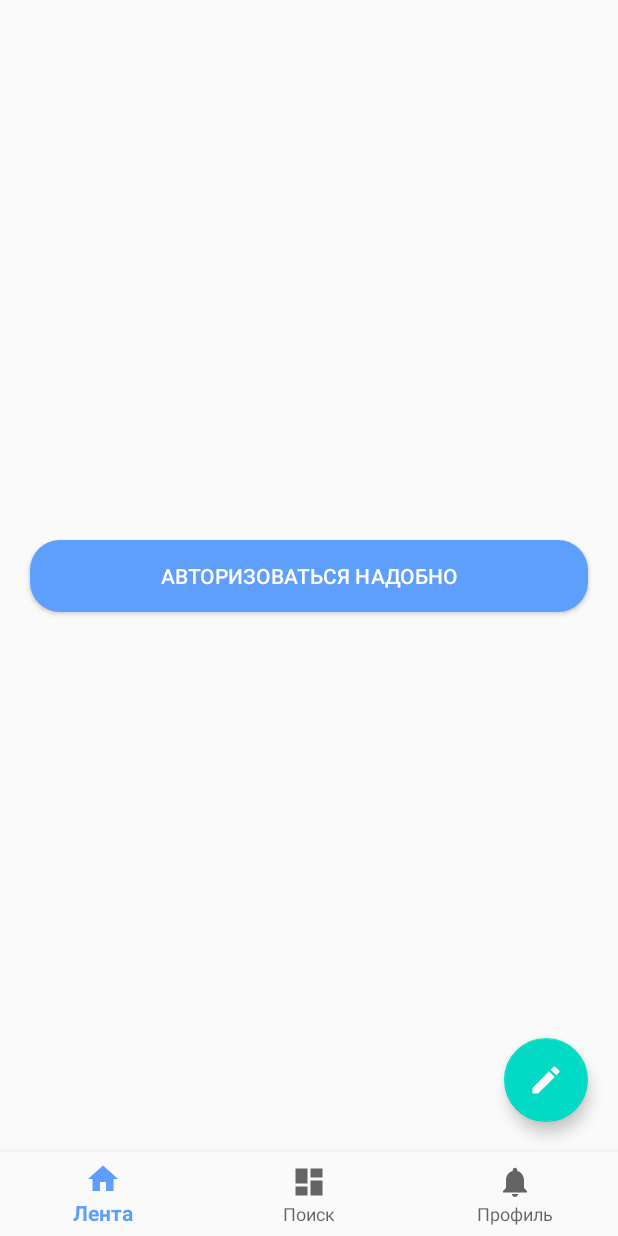
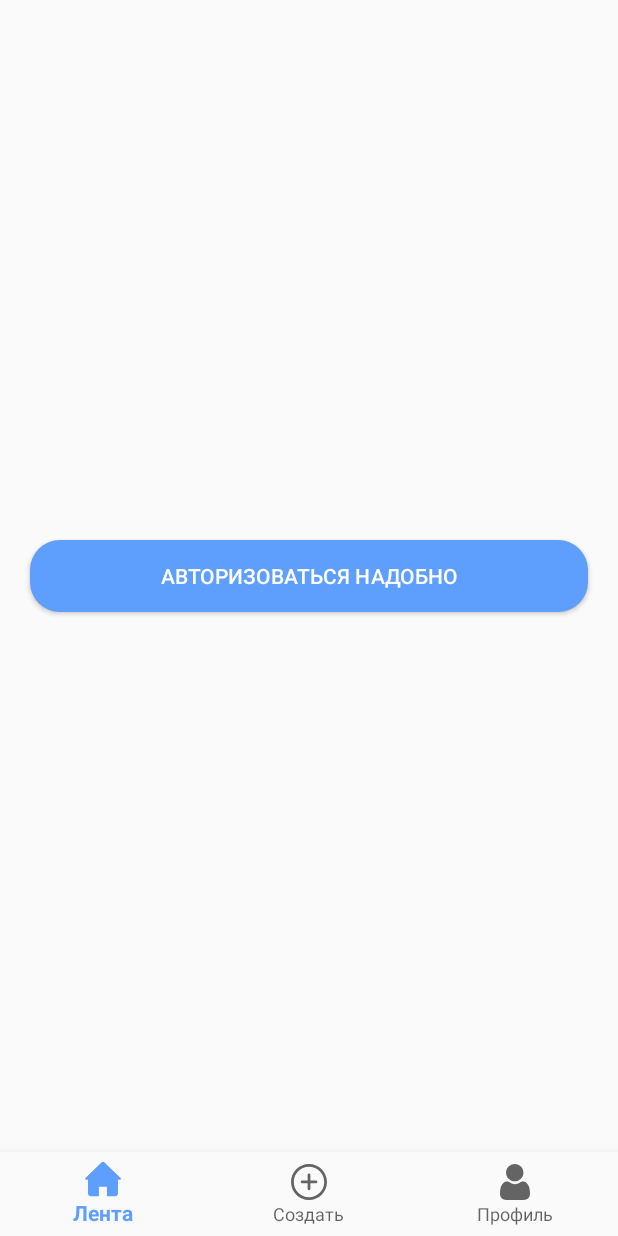
Before and after one commit to noname-unicorn/community-challenge-android, an Android app: the screen it shows after launch (MainActivity), on a phone screen of 412 x 824 dp. Run offline under Robolectric (Android 15) with nearby library versions, the phone set to English and light mode, and no system bars; our stand-ins replace navigation-ui.

Commit message:
Challenge creation page
-add creation to bottom menu
-change bottom menu icons
-remove fab from feed

```diff
--- a/app/src/main/java/com/miwas/togellenge/ui/fragments/feed/FeedFragment.kt
+++ b/app/src/main/java/com/miwas/togellenge/ui/fragments/feed/FeedFragment.kt
@@ -7,15 +7,12 @@ import android.view.View
 import android.view.ViewGroup
 import android.widget.Button
 import androidx.fragment.app.Fragment
-import com.miwas.togellenge.MainActivity
 import com.miwas.togellenge.R
 import com.miwas.togellenge.ui.activities.AuthActivity
-import com.miwas.togellenge.ui.fragments.CreateChallengeFragment
 
 class FeedFragment : Fragment() {
 
 	private lateinit var toAuthButton: Button
-	private lateinit var createChallengeFab: View
 
 	override fun onCreateView(
 		inflater: LayoutInflater,
@@ -24,16 +21,11 @@ class FeedFragment : Fragment() {
 	): View? {
 		val root = inflater.inflate(R.layout.fragment_feed, container, false)
 		toAuthButton = root.findViewById(R.id.to_auth_button)
-		createChallengeFab = root.findViewById(R.id.create_challenge_fab)
 		toAuthButton.setOnClickListener {
 			val intent = Intent(root.context, AuthActivity::class.java)
 			startActivity(intent)
 		}
 
-		createChallengeFab.setOnClickListener { view ->
-			(activity as MainActivity).replaceFragments(CreateChallengeFragment())
-		}
-
 		return root
 	}
 }
--- /dev/null
+++ b/app/src/main/res/drawable/ic_home.xml
@@ -0,0 +1,9 @@
+<vector xmlns:android="http://schemas.android.com/apk/res/android"
+    android:width="221.053dp"
+    android:height="221.053dp"
+    android:viewportWidth="221.053"
+    android:viewportHeight="221.053">
+  <path
+      android:fillColor="#FF000000"
+      android:pathData="M218.278,103.775L118.384,7.497c-2.098,-2.022 -4.889,-3.136 -7.856,-3.136c-2.969,0 -5.76,1.113 -7.857,3.136L2.776,103.775c-3.346,3.224 -2.955,5.996 -2.425,7.312c0.531,1.315 2.115,3.605 6.761,3.605H18.36v85.57c0,8.906 7.676,16.43 16.368,16.43H85.36v-58h49v58h51.965c8.72,0 16.035,-7.678 16.035,-16.43v-85.57h11.581c4.646,0 6.229,-2.29 6.761,-3.605C221.232,109.771 221.624,107 218.278,103.775z"/>
+</vector>
--- /dev/null
+++ b/app/src/main/res/drawable/ic_plus.xml
@@ -0,0 +1,12 @@
+<vector xmlns:android="http://schemas.android.com/apk/res/android"
+    android:width="512dp"
+    android:height="512dp"
+    android:viewportWidth="512"
+    android:viewportHeight="512">
+  <path
+      android:fillColor="#FF000000"
+      android:pathData="M256,0C114.833,0 0,114.833 0,256s114.833,256 256,256s256,-114.853 256,-256S397.167,0 256,0zM256,472.341c-119.275,0 -216.341,-97.046 -216.341,-216.341S136.725,39.659 256,39.659S472.341,136.705 472.341,256S375.295,472.341 256,472.341z"/>
+  <path
+      android:fillColor="#FF000000"
+      android:pathData="M355.148,234.386H275.83v-79.318c0,-10.946 -8.864,-19.83 -19.83,-19.83s-19.83,8.884 -19.83,19.83v79.318h-79.318c-10.966,0 -19.83,8.884 -19.83,19.83s8.864,19.83 19.83,19.83h79.318v79.318c0,10.946 8.864,19.83 19.83,19.83s19.83,-8.884 19.83,-19.83v-79.318h79.318c10.966,0 19.83,-8.884 19.83,-19.83S366.114,234.386 355.148,234.386z"/>
+</vector>
--- /dev/null
+++ b/app/src/main/res/drawable/ic_user.xml
@@ -0,0 +1,12 @@
+<vector xmlns:android="http://schemas.android.com/apk/res/android"
+    android:width="512dp"
+    android:height="512.002dp"
+    android:viewportWidth="512"
+    android:viewportHeight="512.002">
+  <path
+      android:fillColor="#FF000000"
+      android:pathData="m252.352,246.633c33.883,0 63.223,-12.152 87.195,-36.129 23.973,-23.973 36.125,-53.305 36.125,-87.191 0,-33.875 -12.152,-63.211 -36.129,-87.191 -23.977,-23.969 -53.313,-36.121 -87.191,-36.121 -33.887,0 -63.219,12.152 -87.191,36.125s-36.129,53.309 -36.129,87.188c0,33.887 12.156,63.223 36.133,87.195 23.977,23.969 53.313,36.125 87.188,36.125zM252.352,246.633"/>
+  <path
+      android:fillColor="#FF000000"
+      android:pathData="m468.129,393.703c-0.691,-9.977 -2.09,-20.859 -4.148,-32.352 -2.078,-11.578 -4.754,-22.523 -7.957,-32.527 -3.309,-10.34 -7.809,-20.551 -13.371,-30.336 -5.773,-10.156 -12.555,-19 -20.164,-26.277 -7.957,-7.613 -17.699,-13.734 -28.965,-18.199 -11.227,-4.441 -23.668,-6.691 -36.977,-6.691 -5.227,0 -10.281,2.145 -20.043,8.5 -6.008,3.918 -13.035,8.449 -20.879,13.461 -6.707,4.273 -15.793,8.277 -27.016,11.902 -10.949,3.543 -22.066,5.34 -33.039,5.34 -10.973,0 -22.086,-1.797 -33.047,-5.34 -11.211,-3.621 -20.297,-7.625 -26.996,-11.898 -7.77,-4.965 -14.801,-9.496 -20.898,-13.469 -9.75,-6.355 -14.809,-8.5 -20.035,-8.5 -13.313,0 -25.75,2.254 -36.973,6.699 -11.258,4.457 -21.004,10.578 -28.969,18.199 -7.605,7.281 -14.391,16.121 -20.156,26.273 -5.559,9.785 -10.059,19.992 -13.371,30.34 -3.199,10.004 -5.875,20.945 -7.953,32.523 -2.059,11.477 -3.457,22.363 -4.148,32.363 -0.68,9.797 -1.023,19.965 -1.023,30.234 0,26.727 8.496,48.363 25.25,64.32 16.547,15.746 38.441,23.734 65.066,23.734h246.531c26.625,0 48.512,-7.984 65.063,-23.734 16.758,-15.945 25.254,-37.586 25.254,-64.324 -0.004,-10.316 -0.352,-20.492 -1.035,-30.242zM468.129,393.703"/>
+</vector>
--- a/app/src/main/res/layout/fragment_feed.xml
+++ b/app/src/main/res/layout/fragment_feed.xml
@@ -23,15 +23,4 @@
 		app:layout_constraintTop_toTopOf="parent"
 		/>
 
-	<com.google.android.material.floatingactionbutton.FloatingActionButton
-		android:id="@+id/create_challenge_fab"
-		android:layout_width="wrap_content"
-		android:layout_height="wrap_content"
-		app:layout_constraintBottom_toBottomOf="parent"
-		app:layout_constraintEnd_toEndOf="parent"
-		android:layout_marginBottom="20dp"
-		android:src="@drawable/ic_create_white_24dp"
-		android:layout_marginEnd="20dp"
-		/>
-
 </androidx.constraintlayout.widget.ConstraintLayout>
--- a/app/src/main/res/menu/bottom_nav_menu.xml
+++ b/app/src/main/res/menu/bottom_nav_menu.xml
@@ -2,20 +2,20 @@
 <menu xmlns:android="http://schemas.android.com/apk/res/android">
 
 	<item
-		android:id="@+id/navigation_home"
-		android:icon="@drawable/ic_home_black_24dp"
+		android:id="@+id/navigation_feed"
+		android:icon="@drawable/ic_home"
 		android:title="@string/title_feed"
 		/>
 
 	<item
-		android:id="@+id/navigation_dashboard"
-		android:icon="@drawable/ic_dashboard_black_24dp"
-		android:title="@string/title_search"
+		android:id="@+id/navigation_create_challenge"
+		android:icon="@drawable/ic_plus"
+		android:title="@string/title_create"
 		/>
 
 	<item
-		android:id="@+id/navigation_notifications"
-		android:icon="@drawable/ic_notifications_black_24dp"
+		android:id="@+id/navigation_profile"
+		android:icon="@drawable/ic_user"
 		android:title="@string/title_profile"
 		/>
 
--- a/app/src/main/res/navigation/mobile_navigation.xml
+++ b/app/src/main/res/navigation/mobile_navigation.xml
@@ -3,25 +3,25 @@
 	xmlns:android="http://schemas.android.com/apk/res/android"
 	xmlns:app="http://schemas.android.com/apk/res-auto"
 	xmlns:tools="http://schemas.android.com/tools"
-	app:startDestination="@+id/navigation_home"
+	app:startDestination="@+id/navigation_feed"
 	>
 
 	<fragment
-		android:id="@+id/navigation_home"
+		android:id="@+id/navigation_feed"
 		android:name="com.miwas.togellenge.ui.fragments.feed.FeedFragment"
 		android:label="@string/title_feed"
 		tools:layout="@layout/fragment_feed"
 		/>
 
 	<fragment
-		android:id="@+id/navigation_dashboard"
-		android:name="com.miwas.togellenge.ui.fragments.search.SearchFragment"
-		android:label="@string/title_search"
+		android:id="@+id/navigation_create_challenge"
+		android:name="com.miwas.togellenge.ui.fragments.CreateChallengeFragment"
+		android:label="@string/title_create"
 		tools:layout="@layout/fragment_search"
 		/>
 
 	<fragment
-		android:id="@+id/navigation_notifications"
+		android:id="@+id/navigation_profile"
 		android:name="com.miwas.togellenge.ui.fragments.profile.ProfileFragment"
 		android:label="@string/title_profile"
 		tools:layout="@layout/fragment_profile"
--- a/app/src/main/res/values/strings.xml
+++ b/app/src/main/res/values/strings.xml
@@ -1,7 +1,7 @@
 <resources>
 	<string name="app_name">Togellenge</string>
 	<string name="title_feed">Лента</string>
-	<string name="title_search">Поиск</string>
+	<string name="title_create">Создать</string>
 	<string name="title_profile">Профиль</string>
 	<string name="reg_call_to_action">Ещё нет аккаунта? Зарегистрироваться</string>
 	<string name="auth_call_to_action">Уже есть аккаунт? Войти</string>
```
